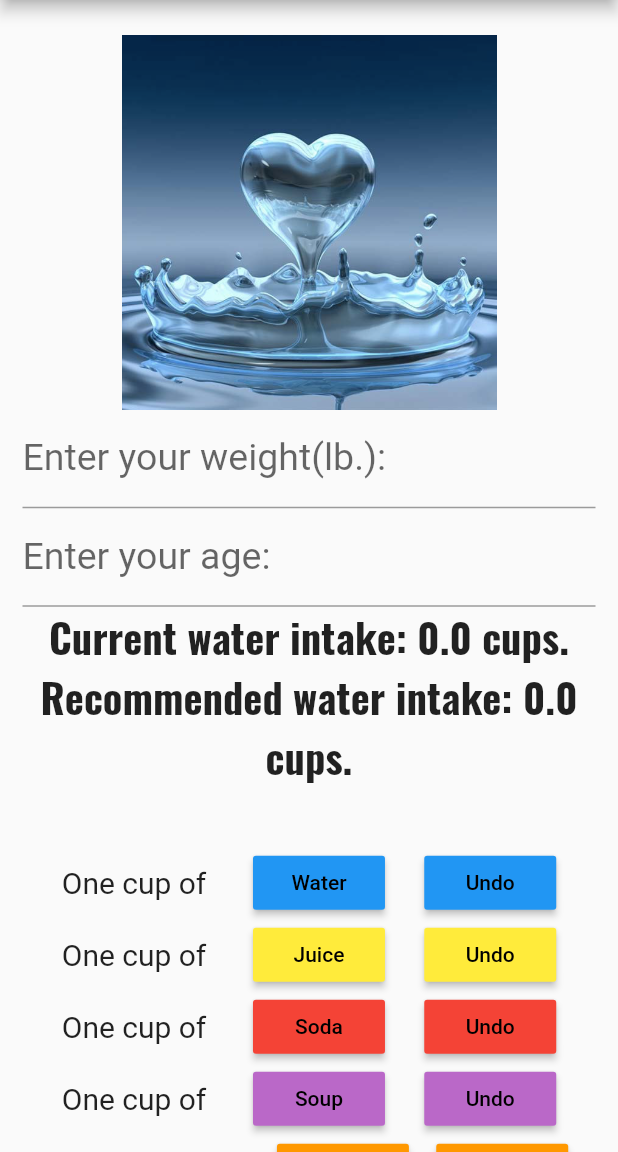
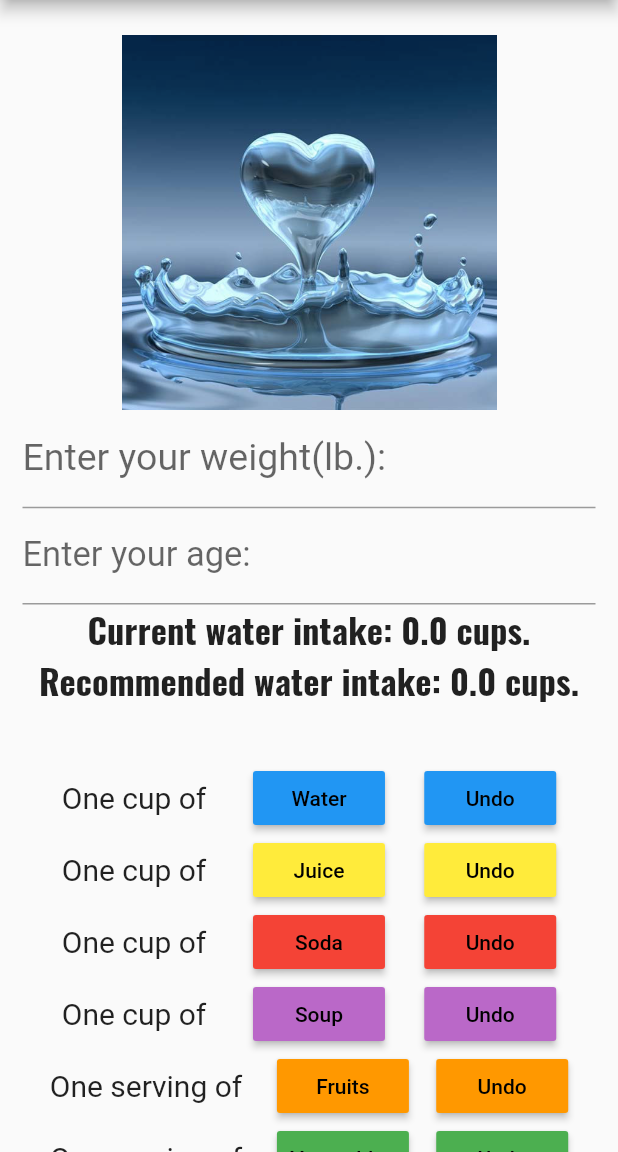
Before and after one commit to alvinwang922/Staydrated, a Flutter app: the screen it shows after launch, on a phone screen of 412 x 824 dp, the part 84-1236 px from its top. Run offline on Flutter 3.47's test engine with Material 2 defaults, Android fonts, the phone set to English and light mode, and no system bars.

Commit message:
App features

```diff
--- a/lib/main.dart
+++ b/lib/main.dart
@@ -1,7 +1,4 @@
-import 'package:flutter/foundation.dart';
 import 'package:flutter/material.dart';
-
-import './product_manager.dart';
 
 void main() => runApp(MyApp());
 
@@ -250,18 +247,26 @@ class NewApp extends State<MyApp> {
   @override
   Widget build(BuildContext context) {
     return MaterialApp(
-      theme:
-          ThemeData(primarySwatch: Colors.cyan, accentColor: Colors.deepPurple),
+        theme: ThemeData(
+            primarySwatch: Colors.cyan, accentColor: Colors.deepPurple),
         home: Scaffold(
             appBar: AppBar(
-          title: Text('Staydrated', style: new TextStyle(
+              title: Text(
+                'Staydrated',
+                style: new TextStyle(
                   fontWeight: FontWeight.bold,
                   fontStyle: FontStyle.italic,
                   fontSize: 35.0,
                   fontFamily: 'Oswald',
-          ),),
                 ),
-        body: SingleChildScrollView(child: new Container(
+              ),
+            ),
+            body: SingleChildScrollView(
+              child: new GestureDetector(
+                onTap: () {
+                  FocusScope.of(context).requestFocus(new FocusNode());
+                },
+                child: new Container(
                   margin: const EdgeInsets.only(left: 15.0, right: 15.0),
                   child: new Column(
                     mainAxisAlignment: MainAxisAlignment.center,
@@ -309,7 +314,7 @@ class NewApp extends State<MyApp> {
                         decoration: new InputDecoration(
                           labelText: "Enter your age: ",
                           labelStyle: new TextStyle(
-                    fontSize: 25.0,
+                            fontSize: 23.0,
                             fontFamily: 'Roboto',
                           ),
                         ),
@@ -324,7 +329,7 @@ class NewApp extends State<MyApp> {
                         textAlign: TextAlign.center,
                         style: new TextStyle(
                           fontWeight: FontWeight.bold,
-                  fontSize: 27.0,
+                          fontSize: 23.0,
                           fontFamily: 'Oswald',
                         ),
                       ),
@@ -333,7 +338,7 @@ class NewApp extends State<MyApp> {
                         textAlign: TextAlign.center,
                         style: new TextStyle(
                           fontWeight: FontWeight.bold,
-                  fontSize: 27.0,
+                          fontSize: 23.0,
                           fontFamily: 'Oswald',
                         ),
                       ),
@@ -342,7 +347,7 @@ class NewApp extends State<MyApp> {
                         textAlign: TextAlign.center,
                         style: new TextStyle(
                           fontWeight: FontWeight.bold,
-                  fontSize: 27.0,
+                          fontSize: 25.0,
                           fontFamily: 'Oswald',
                         ),
                       ),
@@ -561,6 +566,6 @@ class NewApp extends State<MyApp> {
                   ),
                 ),
               ),
-    ));
+            )));
   }
 }
```
Also changed, not shown: lib/product_control.dart (deleted, +0 -18 lines), lib/product_manager.dart (deleted, +0 -50 lines), lib/products.dart (deleted, +0 -24 lines), 2 other files. Lines whose indentation alone changed are shown as unchanged.
